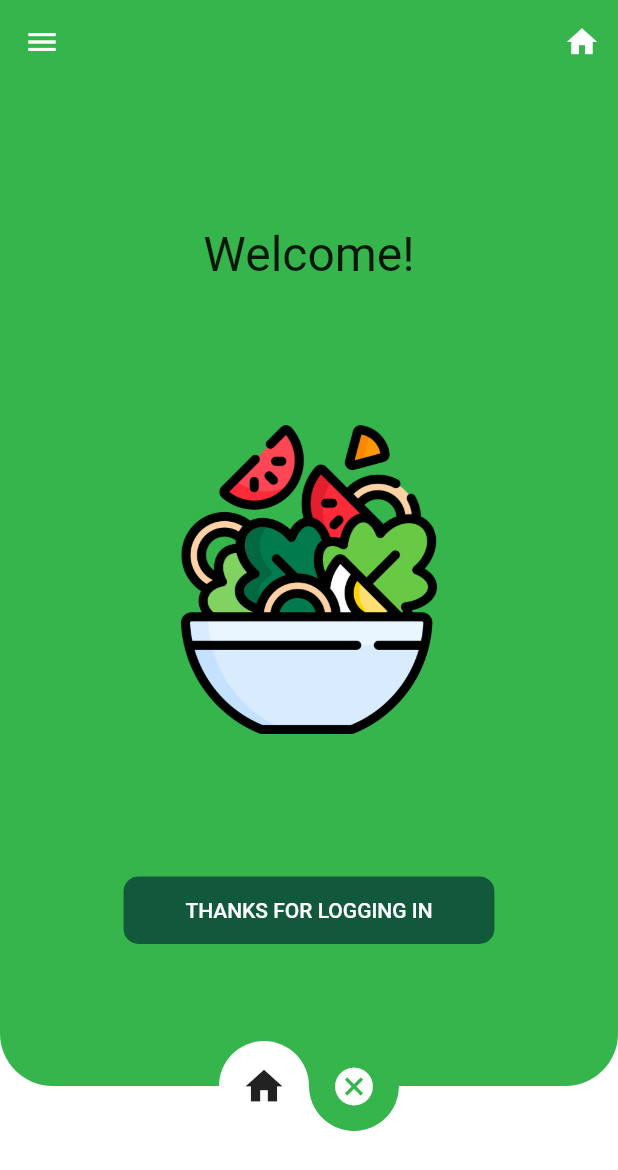
After one commit to JoanNabusoba/flutter_2022_tutorial, a Flutter app: the screen it shows after launch, scrolled down 576 dp, after a tap on "IntroViola", on a phone screen of 412 x 824 dp. The commit adds this screen. Shown: the top 1170 px of the screen. Run offline on Flutter 3.47's test engine with Material 2 defaults, Android fonts, the phone set to English and light mode, and no system bars; our stand-ins replace get.

Commit message:
added few edits

```diff
--- a/lib/screens/intro.dart
+++ b/lib/screens/intro.dart
@@ -1,5 +1,6 @@
 import 'package:flutter/material.dart';
 import 'package:get/get.dart';
+import 'package:my_first_flutter/screens/intro_viola.dart';
 import 'package:my_first_flutter/screens/shop_design1.dart';
 import 'package:my_first_flutter/screens/shop_design2.dart';
 
@@ -152,6 +153,15 @@ class Intro extends StatelessWidget {
                   },
                   img: "images/forestbg.jpg",
                   cardTitle: "Dashboard design 4"),
+              SizedBox(
+                height: 25,
+              ),
+              IntroCard(
+                  onClick: () {
+                    Get.to(() => IntroViola());
+                  },
+                  img: "images/forestbg.jpg",
+                  cardTitle: "IntroViola"),
             ],
           ),
         ),
--- /dev/null
+++ b/lib/screens/intro_viola.dart
@@ -0,0 +1,121 @@
+import 'package:flutter/material.dart';
+import 'package:get/get.dart';
+
+class IntroViola extends StatelessWidget {
+  const IntroViola({super.key});
+
+  @override
+  Widget build(BuildContext context) {
+    return Scaffold(
+      backgroundColor: Colors.white,
+      appBar: AppBar(
+        backgroundColor: Color.fromRGBO(54, 181, 76, 1),
+        elevation: 0,
+        leading: IconButton(
+          onPressed: () {},
+          icon: Icon(
+            Icons.menu,
+            color: Colors.white,
+          ),
+        ),
+        actions: [
+          IconButton(
+            onPressed: () {},
+            icon: Icon(
+              Icons.home,
+              color: Colors.white,
+            ),
+          ),
+        ],
+      ),
+      body: Stack(
+        children: [
+          //Top section
+          Positioned(
+            top: 0,
+            left: 0,
+            right: 0,
+            bottom: 100,
+            child: Container(
+              decoration: BoxDecoration(
+                color: Color.fromRGBO(54, 181, 76, 1),
+                borderRadius: BorderRadius.only(
+                  bottomLeft: Radius.circular(35),
+                  bottomRight: Radius.circular(35),
+                ),
+              ),
+              child: Column(
+                mainAxisAlignment: MainAxisAlignment.spaceEvenly,
+                children: [
+                  Text(
+                    "Welcome!",
+                    style: TextStyle(color: Colors.black87, fontSize: 32),
+                  ),
+                  Image(
+                    image: AssetImage("images/salad.png"),
+                    width: Get.width * .5,
+                    height: Get.width * .5,
+                  ),
+                  Container(
+                    width: Get.width * .6,
+                    height: 45,
+                    decoration: BoxDecoration(
+                      color: Color.fromRGBO(17, 89, 58, 1),
+                      borderRadius: BorderRadius.circular(10),
+                    ),
+                    child: TextButton(
+                      onPressed: () {},
+                      child: Text(
+                        "Thanks for logging in".toUpperCase(),
+                        style: TextStyle(
+                          color: Colors.white,
+                        ),
+                      ),
+                    ),
+                  ),
+                ],
+              ),
+            ),
+          ),
+          //The circular section
+          Positioned(
+            //top: Get.height - 100,
+            left: 0,
+            right: 0,
+            bottom: 70,
+            child: Row(
+              mainAxisAlignment: MainAxisAlignment.center,
+              children: [
+                Container(
+                  height: 60,
+                  width: 60,
+                  decoration: BoxDecoration(
+                    shape: BoxShape.circle,
+                    color: Colors.white,
+                  ),
+                  child: Icon(
+                    Icons.home,
+                    size: 30,
+                  ),
+                ),
+                Container(
+                  height: 60,
+                  width: 60,
+                  decoration: BoxDecoration(
+                    shape: BoxShape.circle,
+                    color: Color.fromRGBO(54, 181, 76, 1),
+                  ),
+                  child: Icon(
+                    Icons.cancel,
+                    color: Colors.white,
+                    size: 30,
+                  ),
+                ),
+              ],
+            ),
+          ),
+        ],
+      ),
+    );
+  }
+}
```
Also changed, not shown: lib/screens/bottom_nav_demo.dart (+18 -8 lines), lib/screens/dash_bilha.dart (added, +269 -0 lines), lib/screens/shop_design1.dart (+37 -0 lines), lib/screens/spash2.dart (+77 -24 lines).
